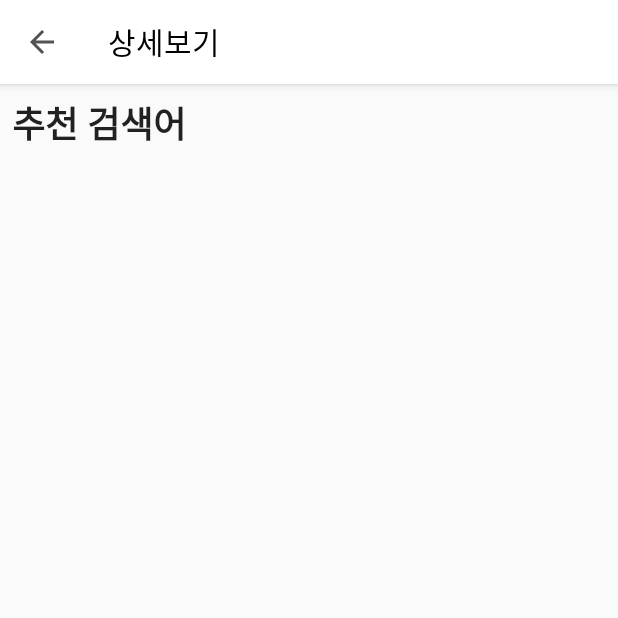
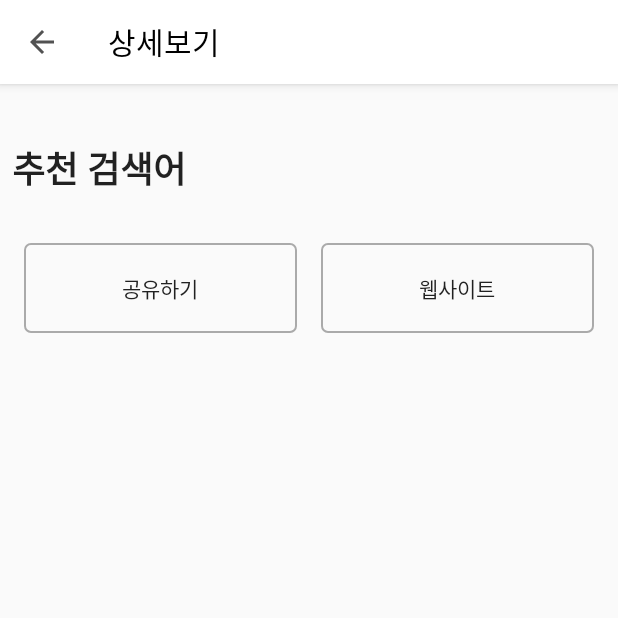
Before and after one commit to ahndwon/CocoaSearch, an Android app: the fragment ImageDetailFragment placed in its activity, on a phone screen of 412 x 824 dp, the top half of it. Run offline under Robolectric (Android 15) with nearby library versions, the phone set to English and light mode, and no system bars; our stand-ins replace FlexboxLayout, RxJava, paging; libraries missing offline, so code that uses them is left out: androidx.paging, androidx.paging.toLiveData, com.jakewharton.rxbinding3, org.tensorflow.lite; network calls fail; pictures from the network do not load; 7 statements that could not run were skipped.

Commit message:
Add share, website button

```diff
--- /dev/null
+++ b/app/src/main/res/drawable/btn_border.xml
@@ -0,0 +1,6 @@
+<?xml version="1.0" encoding="utf-8"?>
+<selector xmlns:android="http://schemas.android.com/apk/res/android">
+    <item android:drawable="@drawable/drawable_border_clicked" android:state_pressed="true" />
+    <item android:drawable="@drawable/drawable_border" />
+
+</selector>
--- /dev/null
+++ b/app/src/main/res/drawable/drawable_border.xml
@@ -0,0 +1,13 @@
+<shape xmlns:android="http://schemas.android.com/apk/res/android"
+    android:shape="rectangle">
+
+    <stroke
+        android:width="1dp"
+        android:color="#AAAAAA" />
+
+    <corners
+        android:bottomLeftRadius="4dp"
+        android:bottomRightRadius="4dp"
+        android:topLeftRadius="4dp"
+        android:topRightRadius="4dp" />
+</shape>
--- /dev/null
+++ b/app/src/main/res/drawable/drawable_border_clicked.xml
@@ -0,0 +1,13 @@
+<?xml version="1.0" encoding="utf-8"?>
+<shape android:shape="rectangle"
+    xmlns:android="http://schemas.android.com/apk/res/android">
+
+    <solid android:color="#AAAAAA" />
+
+    <corners
+        android:bottomRightRadius="4dp"
+        android:bottomLeftRadius="4dp"
+        android:topLeftRadius="4dp"
+        android:topRightRadius="4dp" />
+
+</shape>
--- a/app/src/main/res/layout/fragment_image_detail.xml
+++ b/app/src/main/res/layout/fragment_image_detail.xml
@@ -19,14 +19,23 @@
             app:layout_constraintTop_toTopOf="parent" />
 
         <TextView
+            android:id="@+id/dateTextView"
+            android:layout_width="wrap_content"
+            android:layout_height="wrap_content"
+            android:layout_margin="@dimen/basic_margin"
+            style="@style/AppTheme.Body1"
+            app:layout_constraintTop_toBottomOf="@id/detailImageView"
+            app:layout_constraintStart_toStartOf="parent" />
+
+        <TextView
             android:id="@+id/recommendationTitle"
             android:layout_width="wrap_content"
             android:layout_height="wrap_content"
             android:layout_margin="8dp"
-            android:text="추천 검색어"
+            android:text="@string/search_recommendations"
             android:textStyle="bold"
             style="@style/AppTheme.Headline"
-            app:layout_constraintTop_toBottomOf="@id/detailImageView"
+            app:layout_constraintTop_toBottomOf="@id/dateTextView"
             app:layout_constraintStart_toStartOf="parent" />
 
         <com.google.android.flexbox.FlexboxLayout
@@ -39,6 +48,41 @@
             app:alignContent="stretch"
             app:layout_constraintTop_toBottomOf="@id/recommendationTitle" />
 
+        <androidx.appcompat.widget.LinearLayoutCompat
+            android:id="@+id/buttonLayout"
+            android:layout_width="match_parent"
+            android:layout_height="wrap_content"
+            android:layout_marginTop="@dimen/double_margin"
+            app:layout_constraintTop_toBottomOf="@id/tagLayout">
+
+            <androidx.appcompat.widget.AppCompatButton
+                android:id="@+id/shareButton"
+                android:layout_width="0dp"
+                android:layout_height="60dp"
+                android:layout_weight="1"
+                android:layout_marginTop="@dimen/double_margin"
+                android:layout_marginBottom="@dimen/double_margin"
+                android:layout_marginStart="@dimen/double_margin"
+                android:layout_marginEnd="@dimen/basic_margin"
+                android:background="@drawable/btn_border"
+                android:text="@string/share"
+                style="@style/Widget.AppCompat.Button.Borderless" />
+
+            <androidx.appcompat.widget.AppCompatButton
+                android:id="@+id/visitButton"
+                android:layout_width="0dp"
+                android:layout_height="60dp"
+                android:layout_weight="1"
+                android:layout_marginTop="@dimen/double_margin"
+                android:layout_marginBottom="@dimen/double_margin"
+                android:layout_marginStart="@dimen/basic_margin"
+                android:layout_marginEnd="@dimen/double_margin"
+                android:background="@drawable/btn_border"
+                android:text="@string/website"
+                style="@style/Widget.AppCompat.Button.Borderless" />
+
+        </androidx.appcompat.widget.LinearLayoutCompat>
+
     </androidx.constraintlayout.widget.ConstraintLayout>
 
 </androidx.core.widget.NestedScrollView>
--- a/app/src/main/res/values/strings.xml
+++ b/app/src/main/res/values/strings.xml
@@ -13,5 +13,8 @@
     <string name="title_search_option">search option</string>
     <string name="description_detail_image">detail image</string>
     <string name="format_hash_tag">#%s</string>
+    <string name="share">공유하기</string>
+    <string name="website">웹사이트</string>
+    <string name="search_recommendations">추천 검색어</string>
 
 </resources>
```
